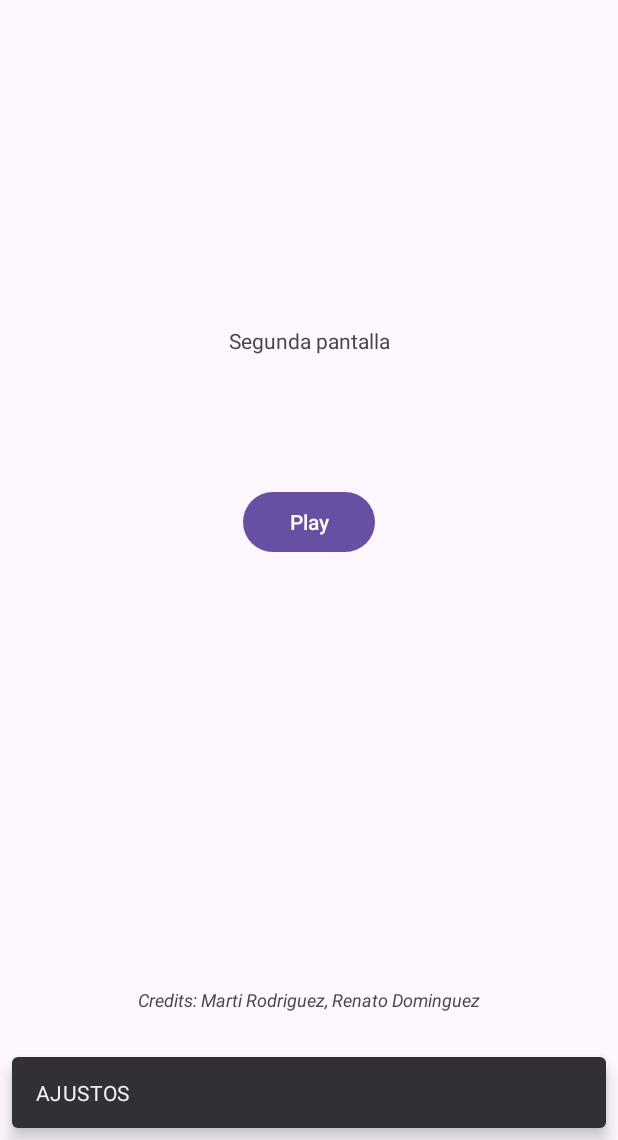
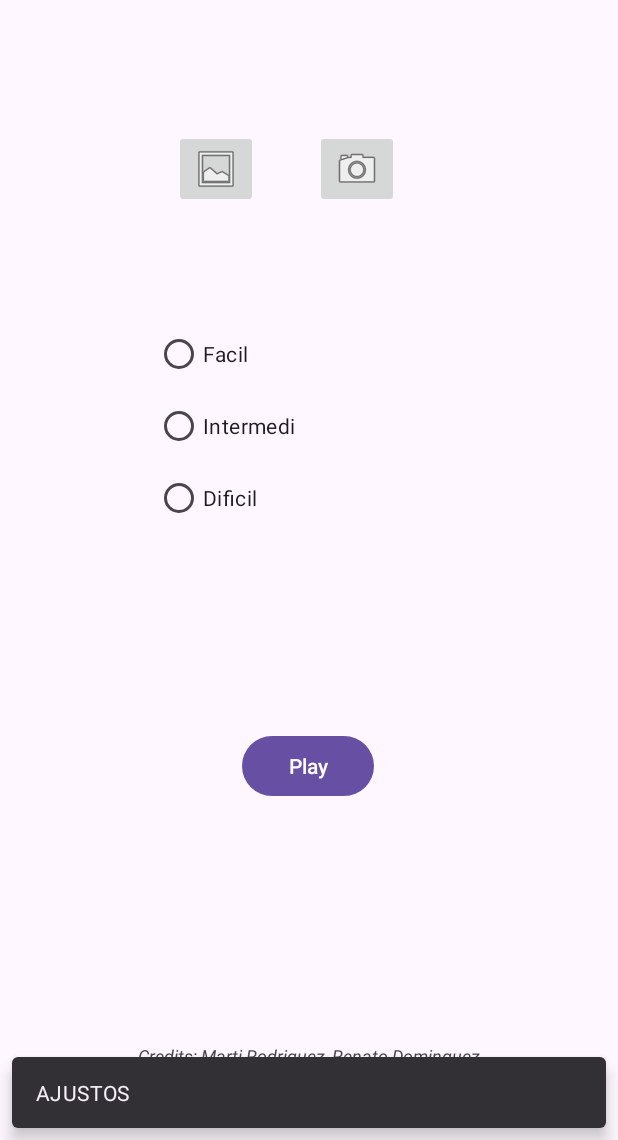
Before and after one commit to martirodm/Dominguez_Rodriguez_PRACTICA_ANDROID_M08UF2, an Android app: the SegundaPantalla screen opened directly, with no data from a screen before it, in the options menu, after a tap on "Ajustos", on a phone screen of 412 x 824 dp, the part 96-1236 px from its top. Run offline under Robolectric (Android 15) with nearby library versions, the phone set to English and light mode, and no system bars.

Commit message:
Commit v0.2 -Implementado botones segunda pantalla y eventos

```diff
--- a/app/src/main/AndroidManifest.xml
+++ b/app/src/main/AndroidManifest.xml
@@ -6,9 +6,9 @@
         android:allowBackup="true"
         android:dataExtractionRules="@xml/data_extraction_rules"
         android:fullBackupContent="@xml/backup_rules"
-        android:icon="@mipmap/ic_launcher"
+        android:icon="@drawable/belligol"
         android:label="@string/app_name"
-        android:roundIcon="@mipmap/ic_launcher_round"
+        android:roundIcon="@drawable/belligol"
         android:supportsRtl="true"
         android:theme="@style/Theme.Dominguez_Rodriguez_PRACTICA_MULTIMEDIA_ANDROID_M08UF2"
         tools:targetApi="31">
--- a/app/src/main/java/edu/fje/multimedia/SegundaPantalla.java
+++ b/app/src/main/java/edu/fje/multimedia/SegundaPantalla.java
@@ -6,24 +6,47 @@ import android.view.Menu;
 import android.view.MenuItem;
 import android.view.View;
 import android.widget.Button;
+import android.widget.ImageButton;
 
 import androidx.appcompat.app.AppCompatActivity;
 import androidx.appcompat.widget.Toolbar;
 import androidx.coordinatorlayout.widget.CoordinatorLayout;
 
 import com.google.android.material.snackbar.Snackbar;
+
 public class SegundaPantalla extends AppCompatActivity {
 
     private CoordinatorLayout coordinatorLayout;
+    private ImageButton cameraButton;
+    private ImageButton galleryButton;
 
     @Override
     protected void onCreate(Bundle savedInstanceState) {
         super.onCreate(savedInstanceState);
         setContentView(R.layout.menu_layout2);
-        coordinatorLayout = (CoordinatorLayout) findViewById(R.id.coordinator);
+        coordinatorLayout = findViewById(R.id.coordinator);
         Toolbar toolbar = findViewById(R.id.toolbar);
         setSupportActionBar(toolbar);
 
+        // Obtener referencias a los botones de la cámara y la galería
+        cameraButton = findViewById(R.id.imageButton2);
+        galleryButton = findViewById(R.id.imageButton3);
+
+        // Agregar listener de clic al botón de la cámara
+        cameraButton.setOnClickListener(new View.OnClickListener() {
+            @Override
+            public void onClick(View v) {
+                abrirCamara();
+            }
+        });
+
+        // Agregar listener de clic al botón de la galería
+        galleryButton.setOnClickListener(new View.OnClickListener() {
+            @Override
+            public void onClick(View v) {
+                abrirGaleria();
+            }
+        });
     }
 
     @Override
@@ -35,13 +58,25 @@ public class SegundaPantalla extends AppCompatActivity {
     @Override
     public boolean onOptionsItemSelected(MenuItem item) {
         if(item.getItemId()==R.id.ajustos){
-            obrirAjustos();
+            abrirAjustos();
             return true;
         }
         return false;
     }
 
-    private void obrirAjustos() {
+    private void abrirCamara() {
+        // Crear un intent para abrir la aplicación de la cámara
+        Intent intent = new Intent(android.provider.MediaStore.ACTION_IMAGE_CAPTURE);
+        startActivity(intent);
+    }
+
+    private void abrirGaleria() {
+        // Crear un intent para abrir la galería de imágenes
+        Intent intent = new Intent(Intent.ACTION_PICK, android.provider.MediaStore.Images.Media.EXTERNAL_CONTENT_URI);
+        startActivity(intent);
+    }
+
+    private void abrirAjustos() {
         Snackbar.make(coordinatorLayout, "AJUSTOS", Snackbar.LENGTH_SHORT)
                 .setAction("Action", null).show();
     }
--- a/app/src/main/res/layout/segunda_pantalla.xml
+++ b/app/src/main/res/layout/segunda_pantalla.xml
@@ -5,16 +5,6 @@
     android:layout_width="match_parent"
     android:layout_height="match_parent"
     tools:context=".SegundaPantalla">
-
-    <Button
-        android:id="@+id/button"
-        android:layout_width="wrap_content"
-        android:layout_height="wrap_content"
-        android:text="@string/play_button_text"
-        app:layout_constraintBottom_toBottomOf="parent"
-        app:layout_constraintEnd_toEndOf="parent"
-        app:layout_constraintStart_toStartOf="parent"
-        app:layout_constraintTop_toTopOf="parent" />
 
     <TextView
         android:id="@+id/creditsTextView"
@@ -30,15 +20,65 @@
         app:layout_constraintTop_toBottomOf="@id/button"
         app:layout_constraintVertical_bias="0.771" />
 
-    <TextView
-        android:id="@+id/textView"
+    <RadioButton
+        android:id="@+id/radioButton2"
         android:layout_width="wrap_content"
         android:layout_height="wrap_content"
-        android:layout_marginBottom="87dp"
-        android:text="Segunda pantalla"
-        app:layout_constraintBottom_toTopOf="@+id/button"
+        android:text="Intermedi"
+        app:layout_constraintStart_toStartOf="@+id/radioButton"
+        app:layout_constraintTop_toBottomOf="@+id/radioButton" />
+
+    <Button
+        android:id="@+id/button"
+        android:layout_width="wrap_content"
+        android:layout_height="wrap_content"
+        android:text="@string/play_button_text"
+        app:layout_constraintBottom_toBottomOf="parent"
         app:layout_constraintEnd_toEndOf="parent"
-        app:layout_constraintStart_toStartOf="parent" />
+        app:layout_constraintHorizontal_bias="0.498"
+        app:layout_constraintStart_toStartOf="parent"
+        app:layout_constraintTop_toTopOf="parent"
+        app:layout_constraintVertical_bias="0.71" />
+
+    <RadioButton
+        android:id="@+id/radioButton"
+        android:layout_width="wrap_content"
+        android:layout_height="wrap_content"
+        android:layout_marginTop="276dp"
+        android:layout_marginEnd="6dp"
+        android:text="Facil"
+        app:layout_constraintEnd_toEndOf="@+id/imageButton3"
+        app:layout_constraintTop_toTopOf="parent" />
+
+    <RadioButton
+        android:id="@+id/radioButton3"
+        android:layout_width="wrap_content"
+        android:layout_height="wrap_content"
+        android:text="Dificil"
+        app:layout_constraintStart_toStartOf="@+id/radioButton2"
+        app:layout_constraintTop_toBottomOf="@+id/radioButton2" />
+
+    <ImageButton
+        android:id="@+id/imageButton2"
+        android:layout_width="wrap_content"
+        android:layout_height="wrap_content"
+        android:layout_marginStart="38dp"
+        android:contentDescription="@string/camera_button_description"
+        app:layout_constraintStart_toEndOf="@+id/imageButton3"
+        app:layout_constraintTop_toTopOf="@+id/imageButton3"
+        app:srcCompat="@android:drawable/ic_menu_camera" />
+
+    <ImageButton
+        android:id="@+id/imageButton3"
+        android:layout_width="wrap_content"
+        android:layout_height="wrap_content"
+        android:layout_marginStart="116dp"
+        android:layout_marginBottom="73dp"
+        android:contentDescription="@string/gallery_button_description"
+        app:layout_constraintBottom_toTopOf="@+id/radioButton"
+        app:layout_constraintStart_toStartOf="parent"
+        app:srcCompat="@android:drawable/ic_menu_gallery" />
+
 
 
 </androidx.constraintlayout.widget.ConstraintLayout>
--- a/app/src/main/res/values/strings.xml
+++ b/app/src/main/res/values/strings.xml
@@ -7,5 +7,8 @@
     <string name="texto_textview">TextView</string>
     <string name="descripcion_boton_atras">Atras</string>
     <string name="back_button_text">Volver</string>
+    <string name="camera_button_description">Botón de cámara</string>
+    <string name="gallery_button_description">Botón de galería</string>
+
 
 </resources>
```
Also changed, not shown: app/src/main/res/drawable/belligol.jpg (added).
